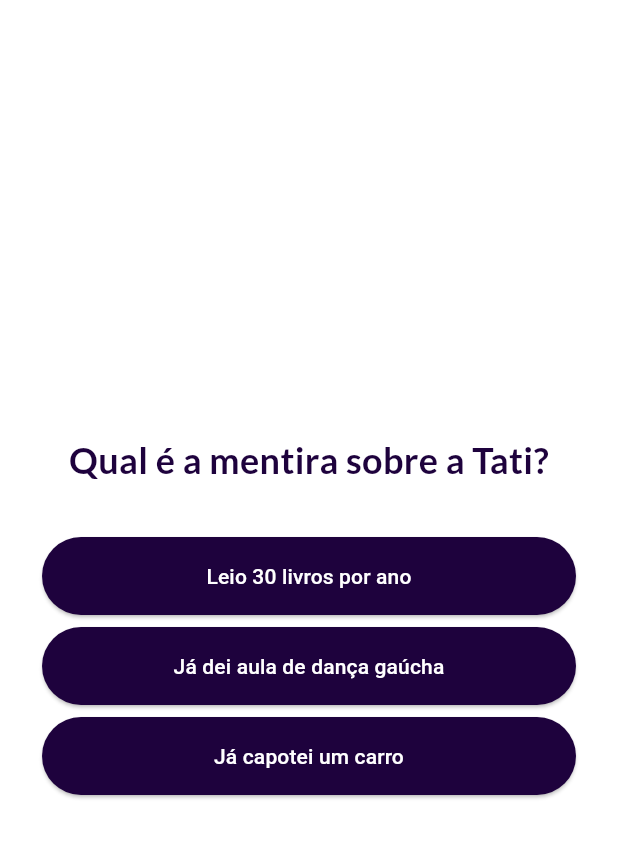
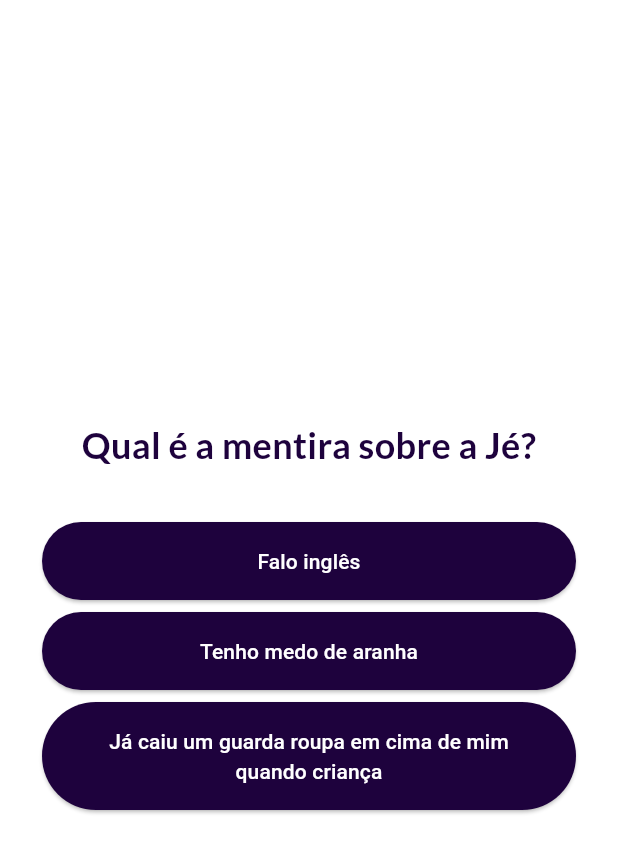
Before and after one commit to tatianex/flutter_udemy, a Flutter app: the screen it shows after launch, after a tap on "Começar Quiz", on a phone screen of 412 x 824 dp. Shown: the top 853 px of the screen. Run offline on Flutter 3.47's test engine with Material 3 defaults, Android fonts, the phone set to English and light mode, and no system bars; our stand-ins replace device_preview, google_fonts, transparent_image; network calls fail.

Commit message:
updated last questions

```diff
--- a/quiz_app/lib/data/questions.dart
+++ b/quiz_app/lib/data/questions.dart
@@ -1,19 +1,27 @@
 import 'package:quiz_app/model/quiz_question.dart';
 
 const questions = [
-  // QuizQuestion(
-  //   'Qual é a mentira sobre a Jéssica?',
-  //   [
-  //     'Já pilotei um avião',
-  //     'Gosto de desenho',
-  //     'Tenho dois filhos',
-  //   ],
-  // ),
+  QuizQuestion(
+    'Qual é a mentira sobre a Jé?',
+    [
+      'Falo inglês',
+      'Já caiu um guarda roupa em cima de mim quando criança',
+      'Tenho medo de aranha',
+    ],
+  ),
+  QuizQuestion(
+    'Qual é a mentira sobre o Alvaro?',
+    [
+      'Já palestrei na Campus Party',
+      'Já fiz parte de um grupo de liturgia na igreja',
+      'Já fui assaltado e o ladrão devolveu minha carteira',
+    ],
+  ),
   QuizQuestion(
     'Qual é a mentira sobre a Tati?',
     [
       'Leio 30 livros por ano',
-      'Já capotei um carro',
+      'Já participei de um coral',
       'Já dei aula de dança gaúcha',
     ],
   ),
@@ -58,7 +66,7 @@ const questions = [
     ],
   ),
   QuizQuestion(
-    'Qual é a mentira sobre o Thiago?',
+    'Qual é a mentira sobre o Thi?',
     [
       'Já fiz mochilão pelo Brasil',
       'Já fiz um podcast mesmo antes de ser modinha',
@@ -74,7 +82,7 @@ const questions = [
     ],
   ),
   QuizQuestion(
-    'Qual é a mentira sobre o Renato',
+    'Qual é a mentira sobre o Re?',
     [
       'Já quebrei o pulso andando de bicicleta',
       'Já fui de uma comunidade cigana',
--- a/quiz_app/lib/quiz.dart
+++ b/quiz_app/lib/quiz.dart
@@ -1,3 +1,5 @@
+import 'package:device_preview/device_preview.dart';
+import 'package:flutter/foundation.dart';
 import 'package:flutter/material.dart';
 import 'package:quiz_app/data/questions.dart';
 import 'package:quiz_app/questions_screen.dart';
@@ -98,13 +100,13 @@ class _QuizState extends State<Quiz> {
       ),
     );
 
-    // final preview = kIsWeb
-    //     ? DevicePreview(
-    //         backgroundColor: Colors.white,
-    //         builder: (context) => screenWidget,
-    //       )
-    //     : material;
+    final preview = kIsWeb
+        ? DevicePreview(
+            backgroundColor: Colors.white,
+            builder: (context) => screenWidget,
+          )
+        : material;
 
-    return material;
+    return preview;
   }
 }
```
